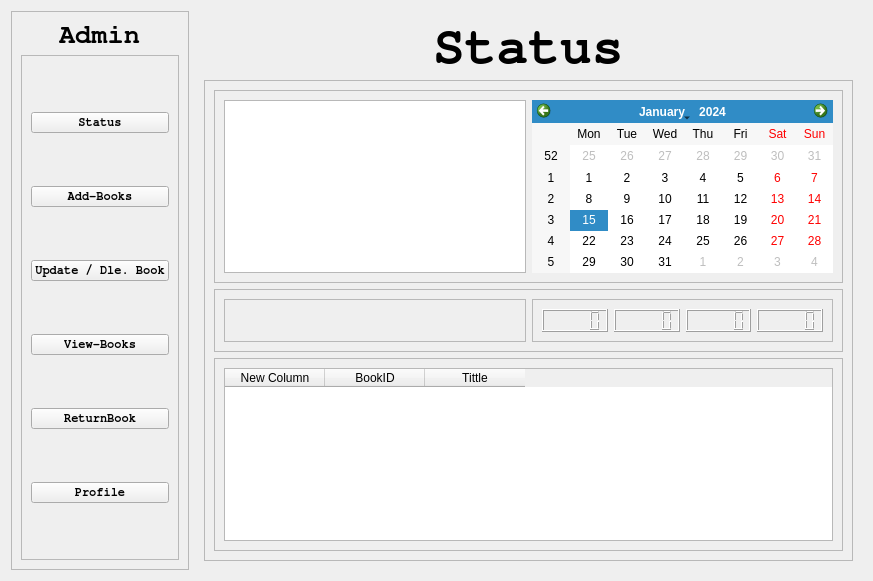
Before: the Qt Designer form admin.ui in su-bash-np/Library, drawn with Qt 5.
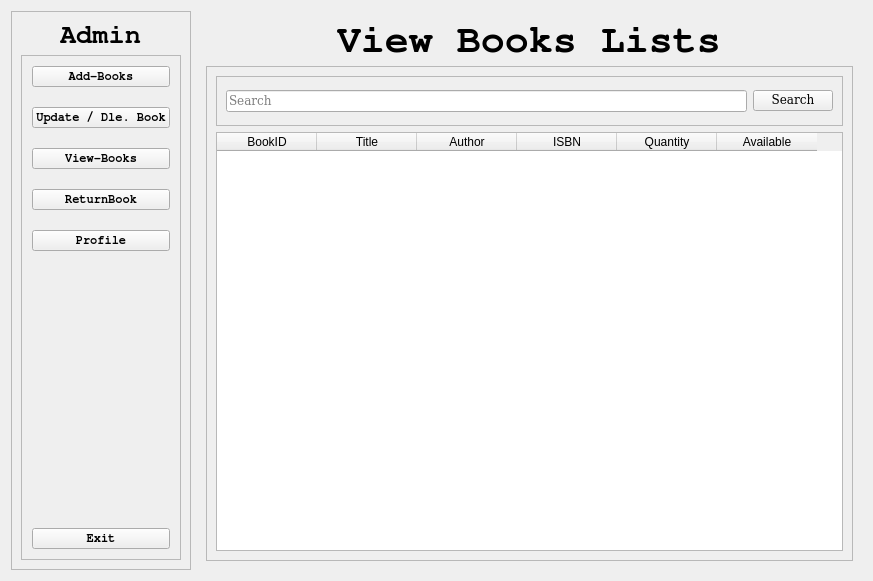
After: the same form once the commit is applied. The open tabs and pages were chosen to show the change. Icons and pictures are not drawn.

Patch:
```diff
--- a/admin.ui
+++ b/admin.ui
@@ -10,6 +10,11 @@
     <height>581</height>
    </rect>
   </property>
+  <property name="font">
+   <font>
+    <family>DejaVu Math TeX Gyre</family>
+   </font>
+  </property>
   <property name="windowTitle">
    <string>Form</string>
   </property>
@@ -58,15 +63,23 @@
          <enum>QFrame::Raised</enum>
         </property>
         <layout class="QVBoxLayout" name="verticalLayout_3">
+         <property name="spacing">
+          <number>20</number>
+         </property>
+         <property name="leftMargin">
+          <number>10</number>
+         </property>
+         <property name="topMargin">
+          <number>10</number>
+         </property>
+         <property name="rightMargin">
+          <number>10</number>
+         </property>
+         <property name="bottomMargin">
+          <number>10</number>
+         </property>
          <item>
-          <widget class="QPushButton" name="StatuspushButton">
-           <property name="text">
-            <string>Status</string>
-           </property>
-          </widget>
-         </item>
-         <item>
-          <widget class="QPushButton" name="SearchpushButton">
+          <widget class="QPushButton" name="AddBook">
            <property name="text">
             <string>Add-Books</string>
            </property>
@@ -100,6 +113,26 @@
            </property>
           </widget>
          </item>
+         <item>
+          <spacer name="verticalSpacer">
+           <property name="orientation">
+            <enum>Qt::Vertical</enum>
+           </property>
+           <property name="sizeHint" stdset="0">
+            <size>
+             <width>20</width>
+             <height>40</height>
+            </size>
+           </property>
+          </spacer>
+         </item>
+         <item>
+          <widget class="QPushButton" name="aExit">
+           <property name="text">
+            <string>Exit</string>
+           </property>
+          </widget>
+         </item>
         </layout>
        </widget>
       </item>
@@ -422,137 +455,6 @@
        </item>
       </layout>
      </widget>
-     <widget class="QWidget" name="GetBooks">
-      <layout class="QVBoxLayout" name="verticalLayout_6">
-       <item alignment="Qt::AlignHCenter|Qt::AlignTop">
-        <widget class="QLabel" name="label_24">
-         <property name="font">
-          <font>
-           <family>FreeMono</family>
-           <pointsize>40</pointsize>
-           <bold>true</bold>
-          </font>
-         </property>
-         <property name="text">
-          <string>Status</string>
-         </property>
-        </widget>
-       </item>
-       <item>
-        <widget class="QFrame" name="frame_7">
-         <property name="sizePolicy">
-          <sizepolicy hsizetype="Expanding" vsizetype="Expanding">
-           <horstretch>0</horstretch>
-           <verstretch>0</verstretch>
-          </sizepolicy>
-         </property>
-         <property name="frameShape">
-          <enum>QFrame::StyledPanel</enum>
-         </property>
-         <property name="frameShadow">
-          <enum>QFrame::Raised</enum>
-         </property>
-         <layout class="QVBoxLayout" name="verticalLayout_7">
-          <item alignment="Qt::AlignTop">
-           <widget class="QFrame" name="frame_8">
-            <property name="frameShape">
-             <enum>QFrame::StyledPanel</enum>
-            </property>
-            <property name="frameShadow">
-             <enum>QFrame::Raised</enum>
-            </property>
-            <layout class="QHBoxLayout" name="horizontalLayout_2">
-             <item>
-              <widget class="QGraphicsView" name="graphicsView"/>
-             </item>
-             <item>
-              <widget class="QCalendarWidget" name="calendarWidget"/>
-             </item>
-            </layout>
-           </widget>
-          </item>
-          <item>
-           <widget class="QFrame" name="frame_9">
-            <property name="frameShape">
-             <enum>QFrame::StyledPanel</enum>
-            </property>
-            <property name="frameShadow">
-             <enum>QFrame::Raised</enum>
-            </property>
-            <layout class="QHBoxLayout" name="horizontalLayout_3">
-             <item>
-              <widget class="QFrame" name="frame_15">
-               <property name="frameShape">
-                <enum>QFrame::StyledPanel</enum>
-               </property>
-               <property name="frameShadow">
-                <enum>QFrame::Raised</enum>
-               </property>
-              </widget>
-             </item>
-             <item>
-              <widget class="QFrame" name="frame_16">
-               <property name="frameShape">
-                <enum>QFrame::StyledPanel</enum>
-               </property>
-               <property name="frameShadow">
-                <enum>QFrame::Raised</enum>
-               </property>
-               <layout class="QHBoxLayout" name="horizontalLayout_5">
-                <item>
-                 <widget class="QLCDNumber" name="lcdNumber_2"/>
-                </item>
-                <item>
-                 <widget class="QLCDNumber" name="lcdNumber_3"/>
-                </item>
-                <item>
-                 <widget class="QLCDNumber" name="lcdNumber_4"/>
-                </item>
-                <item>
-                 <widget class="QLCDNumber" name="lcdNumber"/>
-                </item>
-               </layout>
-              </widget>
-             </item>
-            </layout>
-           </widget>
-          </item>
-          <item>
-           <widget class="QFrame" name="frame_10">
-            <property name="frameShape">
-             <enum>QFrame::StyledPanel</enum>
-            </property>
-            <property name="frameShadow">
-             <enum>QFrame::Raised</enum>
-            </property>
-            <layout class="QVBoxLayout" name="verticalLayout_9">
-             <item>
-              <widget class="QTableWidget" name="tableWidget_2">
-               <column>
-                <property name="text">
-                 <string>New Column</string>
-                </property>
-               </column>
-               <column>
-                <property name="text">
-                 <string>BookID</string>
-                </property>
-               </column>
-               <column>
-                <property name="text">
-                 <string>Tittle</string>
-                </property>
-               </column>
-              </widget>
-             </item>
-            </layout>
-           </widget>
-          </item>
-         </layout>
-        </widget>
-       </item>
-      </layout>
-     </widget>
      <widget class="QWidget" name="ReturnBooks">
       <layout class="QVBoxLayout" name="verticalLayout_8">
        <item alignment="Qt::AlignHCenter|Qt::AlignTop">
@@ -627,44 +529,13 @@
             </widget>
            </item>
            <item row="1" column="0">
-            <widget class="QLabel" name="label_31">
-             <property name="text">
-              <string>Title :</string>
-             </property>
-            </widget>
-           </item>
-           <item row="1" column="1">
-            <widget class="QLineEdit" name="Re_title">
-             <property name="text">
-              <string/>
-             </property>
-             <property name="placeholderText">
-              <string>Ramayan</string>
-             </property>
-            </widget>
-           </item>
-           <item row="2" column="0">
-            <widget class="QLabel" name="label_32">
-             <property name="text">
-              <string>ISBN :</string>
-             </property>
-            </widget>
-           </item>
-           <item row="2" column="1">
-            <widget class="QLineEdit" name="Re_isbn">
-             <property name="placeholderText">
-              <string>98765432-01</string>
-             </property>
-            </widget>
-           </item>
-           <item row="3" column="0">
             <widget class="QLabel" name="label_9">
              <property name="text">
               <string>ID-CARD :</string>
              </property>
             </widget>
            </item>
-           <item row="3" column="1">
+           <item row="1" column="1">
             <widget class="QLineEdit" name="Re_id">
              <property name="placeholderText">
               <string>CE-2024-58</string>
@@ -782,33 +653,82 @@
          <property name="frameShadow">
           <enum>QFrame::Raised</enum>
          </property>
-         <layout class="QFormLayout" name="formLayout">
-          <item row="0" column="0">
-           <widget class="QLabel" name="label_7">
-            <property name="text">
-             <string>NAME :</string>
+         <layout class="QVBoxLayout" name="verticalLayout_7">
+          <item>
+           <widget class="QFrame" name="frame_8">
+            <property name="frameShape">
+             <enum>QFrame::StyledPanel</enum>
             </property>
-           </widget>
-          </item>
-          <item row="0" column="1">
-           <widget class="QLabel" name="label_10">
-            <property name="text">
-             <string>Subash Chandra Yadav</string>
+            <property name="frameShadow">
+             <enum>QFrame::Raised</enum>
             </property>
+            <layout class="QHBoxLayout" name="horizontalLayout_2">
+             <item>
+              <widget class="QFrame" name="frame_9">
+               <property name="minimumSize">
+                <size>
+                 <width>100</width>
+                 <height>100</height>
+                </size>
+               </property>
+               <property name="maximumSize">
+                <size>
+                 <width>200</width>
+                 <height>200</height>
+                </size>
+               </property>
+               <property name="styleSheet">
+                <string notr="true">QFrame{border-image: url(:/image/vecteezy_male-and-female-symbol-human-profile-icon-or-people-icon_3543440.jpg);}</string>
+               </property>
+               <property name="frameShape">
+                <enum>QFrame::StyledPanel</enum>
+               </property>
+               <property name="frameShadow">
+                <enum>QFrame::Raised</enum>
+               </property>
+              </widget>
+             </item>
+            </layout>
            </widget>
           </item>
-          <item row="1" column="0">
-           <widget class="QLabel" name="label_8">
-            <property name="text">
-             <string>ID-CARD :</string>
+          <item>
+           <widget class="QFrame" name="frame_7">
+            <property name="frameShape">
+             <enum>QFrame::StyledPanel</enum>
             </property>
-           </widget>
-          </item>
-          <item row="1" column="1">
-           <widget class="QLabel" name="label_11">
-            <property name="text">
-             <string>CE-2024-58</string>
+            <property name="frameShadow">
+             <enum>QFrame::Raised</enum>
             </property>
+            <layout class="QFormLayout" name="formLayout">
+             <item row="0" column="0">
+              <widget class="QLabel" name="label_7">
+               <property name="text">
+                <string>NAME :</string>
+               </property>
+              </widget>
+             </item>
+             <item row="0" column="1">
+              <widget class="QLabel" name="aName">
+               <property name="text">
+                <string>Subash Chandra Yadav</string>
+               </property>
+              </widget>
+             </item>
+             <item row="1" column="0">
+              <widget class="QLabel" name="label_8">
+               <property name="text">
+                <string>ID-CARD :</string>
+               </property>
+              </widget>
+             </item>
+             <item row="1" column="1">
+              <widget class="QLabel" name="aID">
+               <property name="text">
+                <string>CE-2024-58</string>
+               </property>
+              </widget>
+             </item>
+            </layout>
            </widget>
           </item>
          </layout>
```
